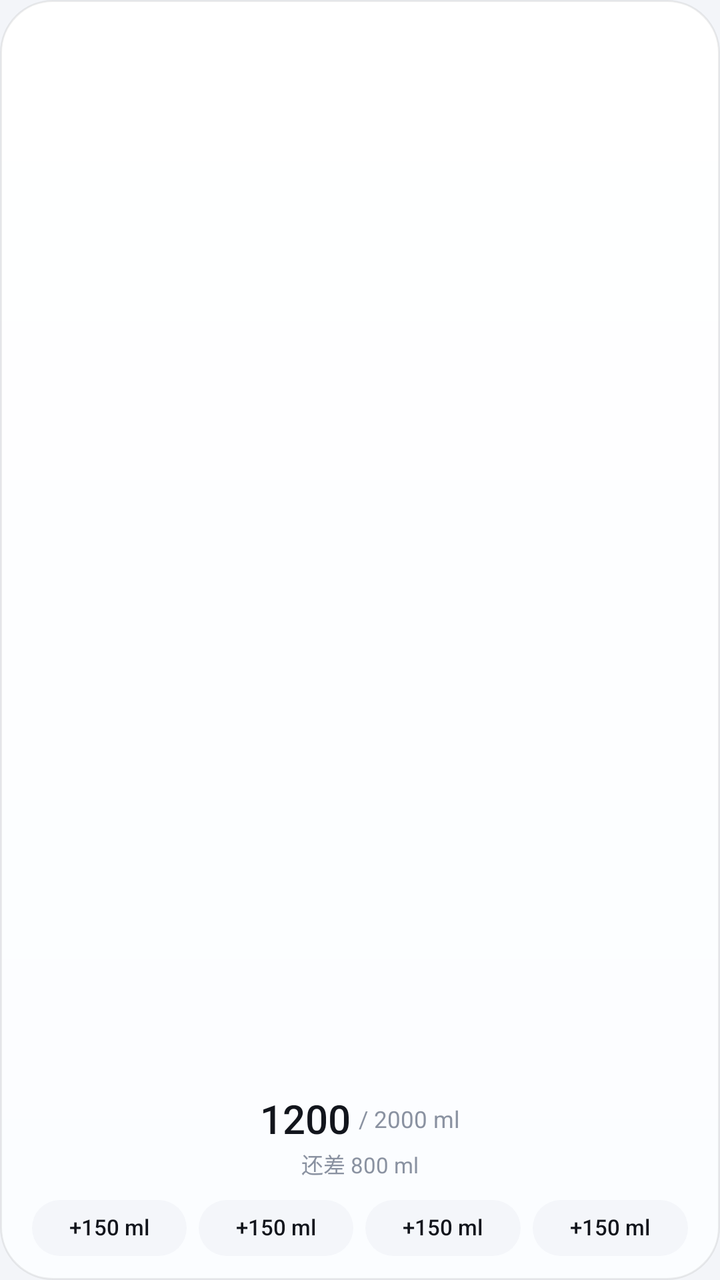
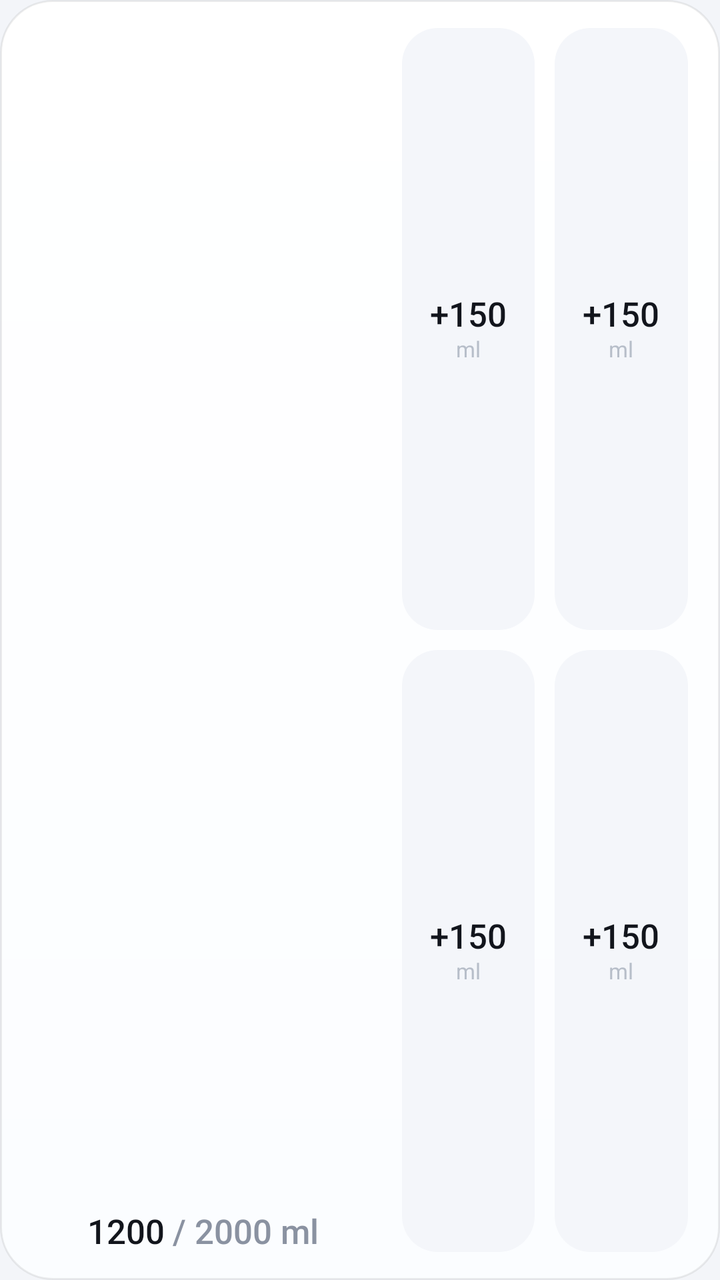

An Android layout rendered at two revisions. The XML below is the earlier revision; the diff shows what the commit changed to produce the second picture.
<!-- AndroidManifest.xml: application theme Theme.DrinkToday -->
<!-- res/layout/widget_drink.xml -->
<?xml version="1.0" encoding="utf-8"?>
<LinearLayout xmlns:android="http://schemas.android.com/apk/res/android"
    android:layout_width="match_parent"
    android:layout_height="match_parent"
    android:background="@drawable/bg_widget"
    android:orientation="vertical"
    android:paddingStart="16dp"
    android:paddingTop="14dp"
    android:paddingEnd="16dp"
    android:paddingBottom="12dp">

    
    <FrameLayout
        android:id="@+id/widgetCupArea"
        android:layout_width="match_parent"
        android:layout_height="0dp"
        android:layout_weight="1"
        android:minHeight="86dp">

        <ImageView
            android:id="@+id/widgetCup"
            android:layout_width="match_parent"
            android:layout_height="match_parent"
            android:contentDescription="@string/widget_open_app"
            android:scaleType="fitCenter" />
    </FrameLayout>

    <LinearLayout
        android:id="@+id/widgetInfo"
        android:layout_width="match_parent"
        android:layout_height="wrap_content"
        android:layout_marginTop="10dp"
        android:gravity="center"
        android:orientation="horizontal">

        <TextView
            android:id="@+id/widgetTotal"
            android:layout_width="wrap_content"
            android:layout_height="wrap_content"
            android:fontFamily="sans-serif-medium"
            android:fontFeatureSettings="tnum"
            android:includeFontPadding="false"
            android:text="@string/widget_total_preview"
            android:textColor="@color/text_primary"
            android:textSize="20sp" />

        <TextView
            android:id="@+id/widgetGoal"
            android:layout_width="wrap_content"
            android:layout_height="wrap_content"
            android:layout_marginStart="4dp"
            android:includeFontPadding="false"
            android:text="@string/widget_goal_preview"
            android:textColor="@color/text_secondary"
            android:textSize="11.5sp" />
    </LinearLayout>

    <TextView
        android:id="@+id/widgetHint"
        android:layout_width="match_parent"
        android:layout_height="wrap_content"
        android:layout_marginTop="2dp"
        android:gravity="center_horizontal"
        android:includeFontPadding="false"
        android:maxLines="1"
        android:text="@string/widget_hint_preview"
        android:textColor="@color/text_secondary"
        android:textSize="11sp" />

    <LinearLayout
        android:id="@+id/widgetButtons"
        android:layout_width="match_parent"
        android:layout_height="28dp"
        android:layout_marginTop="10dp"
        android:baselineAligned="false"
        android:orientation="horizontal">

        <TextView
            android:id="@+id/widgetBtn1"
            android:layout_width="0dp"
            android:layout_height="match_parent"
            android:layout_weight="1"
            android:autoSizeMaxTextSize="11sp"
            android:autoSizeMinTextSize="9sp"
            android:autoSizeTextType="uniform"
            android:background="@drawable/bg_widget_chip"
            android:fontFamily="sans-serif-medium"
            android:gravity="center"
            android:includeFontPadding="false"
            android:maxLines="1"
            android:text="@string/widget_add_preview"
            android:textColor="@color/text_primary"
            android:textSize="11sp" />

        <TextView
            android:id="@+id/widgetBtn2"
            android:layout_width="0dp"
            android:layout_height="match_parent"
            android:layout_marginStart="6dp"
            android:layout_weight="1"
            android:autoSizeMaxTextSize="11sp"
            android:autoSizeMinTextSize="9sp"
            android:autoSizeTextType="uniform"
            android:background="@drawable/bg_widget_chip"
            android:fontFamily="sans-serif-medium"
            android:gravity="center"
            android:includeFontPadding="false"
            android:maxLines="1"
            android:text="@string/widget_add_preview"
            android:textColor="@color/text_primary"
            android:textSize="11sp" />

        <TextView
            android:id="@+id/widgetBtn3"
            android:layout_width="0dp"
            android:layout_height="match_parent"
            android:layout_marginStart="6dp"
            android:layout_weight="1"
            android:autoSizeMaxTextSize="11sp"
            android:autoSizeMinTextSize="9sp"
            android:autoSizeTextType="uniform"
            android:background="@drawable/bg_widget_chip"
            android:fontFamily="sans-serif-medium"
            android:gravity="center"
            android:includeFontPadding="false"
            android:maxLines="1"
            android:text="@string/widget_add_preview"
            android:textColor="@color/text_primary"
            android:textSize="11sp" />

        <TextView
            android:id="@+id/widgetBtn4"
            android:layout_width="0dp"
            android:layout_height="match_parent"
            android:layout_marginStart="6dp"
            android:layout_weight="1"
            android:autoSizeMaxTextSize="11sp"
            android:autoSizeMinTextSize="9sp"
            android:autoSizeTextType="uniform"
            android:background="@drawable/bg_widget_chip"
            android:fontFamily="sans-serif-medium"
            android:gravity="center"
            android:includeFontPadding="false"
            android:maxLines="1"
            android:text="@string/widget_add_preview"
            android:textColor="@color/text_primary"
            android:textSize="11sp" />
    </LinearLayout>
</LinearLayout>
<!-- resources referenced by this layout -->
<resources>
  <color name="text_primary">#12151C</color>
  <color name="text_secondary">#8A92A1</color>
  <!-- drawable bg_widget (drawable) -->
  <?xml version="1.0" encoding="utf-8"?>
  <shape xmlns:android="http://schemas.android.com/apk/res/android" android:shape="rectangle">
      <gradient
          android:angle="270"
          android:endColor="#FFFBFDFF"
          android:startColor="#FFFFFFFF" />
      <corners android:radius="26dp" />
      <stroke
          android:width="1dp"
          android:color="#12000000" />
  </shape>
  <!-- drawable bg_widget_chip (drawable) -->
  <?xml version="1.0" encoding="utf-8"?>
  <shape xmlns:android="http://schemas.android.com/apk/res/android" android:shape="rectangle">
      <solid android:color="#F4F6FA" />
      <corners android:radius="15dp" />
  </shape>
  <string name="widget_add_preview">+150 ml</string>
  <string name="widget_goal_preview">/ 2000 ml</string>
  <string name="widget_hint_preview">还差 800 ml</string>
  <string name="widget_open_app">打开今天喝水了吗</string>
  <string name="widget_total_preview">1200</string>
  <style name="Theme.DrinkToday" parent="Theme.DrinkToday.Base" />
  <style name="Theme.DrinkToday.Base" parent="Theme.AppCompat.Light.NoActionBar">
          <item name="android:windowBackground">@color/bg</item>
          <item name="android:statusBarColor">@android:color/transparent</item>
          <item name="android:navigationBarColor">@android:color/transparent</item>
          <item name="android:windowLightStatusBar">true</item>
          <item name="android:windowDrawsSystemBarBackgrounds">true</item>
          <item name="colorAccent">@color/accent</item>
          <item name="android:textColorPrimary">@color/text_primary</item>
          <item name="android:fontFamily">sans-serif</item>
      </style>
  <color name="bg">#F3F5F9</color>
  <color name="accent">#3482FF</color>
</resources>

<!-- the commit's change to res/layout/widget_drink.xml (unified diff, before → after) -->
@@ -3,147 +3,235 @@
     android:layout_width="match_parent"
     android:layout_height="match_parent"
     android:background="@drawable/bg_widget"
-    android:orientation="vertical"
+    android:baselineAligned="false"
+    android:gravity="center_vertical"
+    android:orientation="horizontal"
     android:paddingStart="16dp"
     android:paddingTop="14dp"
     android:paddingEnd="16dp"
-    android:paddingBottom="12dp">
+    android:paddingBottom="14dp">
 
     
-    <FrameLayout
-        android:id="@+id/widgetCupArea"
-        android:layout_width="match_parent"
-        android:layout_height="0dp"
-        android:layout_weight="1"
-        android:minHeight="86dp">
-
-        <ImageView
-            android:id="@+id/widgetCup"
+    <LinearLayout
+        android:layout_width="0dp"
+        android:layout_height="match_parent"
+        android:layout_weight="1.2"
+        android:gravity="center_horizontal"
+        android:orientation="vertical">
+
+        <FrameLayout
+            android:id="@+id/widgetCupArea"
             android:layout_width="match_parent"
-            android:layout_height="match_parent"
-            android:contentDescription="@string/widget_open_app"
-            android:scaleType="fitCenter" />
-    </FrameLayout>
-
-    <LinearLayout
-        android:id="@+id/widgetInfo"
-        android:layout_width="match_parent"
-        android:layout_height="wrap_content"
-        android:layout_marginTop="10dp"
-        android:gravity="center"
-        android:orientation="horizontal">
-
-        <TextView
-            android:id="@+id/widgetTotal"
+            android:layout_height="0dp"
+            android:layout_weight="1"
+            android:minHeight="84dp">
+
+            <ImageView
+                android:id="@+id/widgetCup"
+                android:layout_width="match_parent"
+                android:layout_height="match_parent"
+                android:contentDescription="@string/widget_open_app"
+                android:scaleType="fitCenter" />
+        </FrameLayout>
+
+        <LinearLayout
+            android:id="@+id/widgetInfo"
             android:layout_width="wrap_content"
             android:layout_height="wrap_content"
-            android:fontFamily="sans-serif-medium"
-            android:fontFeatureSettings="tnum"
-            android:includeFontPadding="false"
-            android:text="@string/widget_total_preview"
-            android:textColor="@color/text_primary"
-            android:textSize="20sp" />
-
-        <TextView
-            android:id="@+id/widgetGoal"
-            android:layout_width="wrap_content"
-            android:layout_height="wrap_content"
-            android:layout_marginStart="4dp"
-            android:includeFontPadding="false"
-            android:text="@string/widget_goal_preview"
-            android:textColor="@color/text_secondary"
-            android:textSize="11.5sp" />
+            android:layout_marginTop="8dp"
+            android:gravity="center"
+            android:orientation="horizontal">
+
+            <TextView
+                android:id="@+id/widgetTotal"
+                android:layout_width="wrap_content"
+                android:layout_height="wrap_content"
+                android:fontFamily="sans-serif-medium"
+                android:fontFeatureSettings="tnum"
+                android:includeFontPadding="false"
+                android:text="@string/widget_total_preview"
+                android:textColor="@color/text_primary"
+                android:textSize="17sp" />
+
+            <TextView
+                android:id="@+id/widgetGoal"
+                android:layout_width="wrap_content"
+                android:layout_height="wrap_content"
+                android:layout_marginStart="4dp"
+                android:fontFamily="sans-serif-medium"
+                android:fontFeatureSettings="tnum"
+                android:includeFontPadding="false"
+                android:text="@string/widget_goal_preview"
+                android:textColor="@color/text_secondary"
+                android:textSize="17sp" />
+        </LinearLayout>
     </LinearLayout>
 
-    <TextView
-        android:id="@+id/widgetHint"
-        android:layout_width="match_parent"
-        android:layout_height="wrap_content"
-        android:layout_marginTop="2dp"
-        android:gravity="center_horizontal"
-        android:includeFontPadding="false"
-        android:maxLines="1"
-        android:text="@string/widget_hint_preview"
-        android:textColor="@color/text_secondary"
-        android:textSize="11sp" />
-
+    
     <LinearLayout
-        android:id="@+id/widgetButtons"
-        android:layout_width="match_parent"
-        android:layout_height="28dp"
-        android:layout_marginTop="10dp"
-        android:baselineAligned="false"
-        android:orientation="horizontal">
-
-        <TextView
-            android:id="@+id/widgetBtn1"
-            android:layout_width="0dp"
-            android:layout_height="match_parent"
+        android:layout_width="0dp"
+        android:layout_height="match_parent"
+        android:layout_marginStart="14dp"
+        android:layout_weight="1"
+        android:orientation="vertical">
+
+        <LinearLayout
+            android:layout_width="match_parent"
+            android:layout_height="0dp"
             android:layout_weight="1"
-            android:autoSizeMaxTextSize="11sp"
-            android:autoSizeMinTextSize="9sp"
-            android:autoSizeTextType="uniform"
-            android:background="@drawable/bg_widget_chip"
-            android:fontFamily="sans-serif-medium"
-            android:gravity="center"
-            android:includeFontPadding="false"
-            android:maxLines="1"
-            android:text="@string/widget_add_preview"
-            android:textColor="@color/text_primary"
-            android:textSize="11sp" />
-
-        <TextView
-            android:id="@+id/widgetBtn2"
-            android:layout_width="0dp"
-            android:layout_height="match_parent"
-            android:layout_marginStart="6dp"
+            android:baselineAligned="false"
+            android:orientation="horizontal">
+
+            <LinearLayout
+                android:id="@+id/widgetBtn1"
+                android:layout_width="0dp"
+                android:layout_height="match_parent"
+                android:layout_weight="1"
+                android:background="@drawable/bg_widget_chip"
+                android:gravity="center"
+                android:orientation="vertical">
+
+                <TextView
+                    android:id="@+id/widgetBtn1Value"
+                    android:layout_width="wrap_content"
+                    android:layout_height="wrap_content"
+                    android:autoSizeMaxTextSize="17sp"
+                    android:autoSizeMinTextSize="11sp"
+                    android:autoSizeTextType="uniform"
+                    android:fontFamily="sans-serif-medium"
+                    android:fontFeatureSettings="tnum"
+                    android:gravity="center"
+                    android:includeFontPadding="false"
+                    android:maxLines="1"
+                    android:text="@string/widget_add_value_preview"
+                    android:textColor="@color/text_primary"
+                    android:textSize="17sp" />
+
+                <TextView
+                    android:layout_width="wrap_content"
+                    android:layout_height="wrap_content"
+                    android:layout_marginTop="1dp"
+                    android:includeFontPadding="false"
+                    android:text="@string/unit_ml"
+                    android:textColor="@color/text_tertiary"
+                    android:textSize="11sp" />
+            </LinearLayout>
+
+            <LinearLayout
+                android:id="@+id/widgetBtn2"
+                android:layout_width="0dp"
+                android:layout_height="match_parent"
+                android:layout_weight="1"
+                android:layout_marginStart="10dp"
+                android:background="@drawable/bg_widget_chip"
+                android:gravity="center"
+                android:orientation="vertical">
+
+                <TextView
+                    android:id="@+id/widgetBtn2Value"
+                    android:layout_width="wrap_content"
+                    android:layout_height="wrap_content"
+                    android:autoSizeMaxTextSize="17sp"
+                    android:autoSizeMinTextSize="11sp"
+                    android:autoSizeTextType="uniform"
+                    android:fontFamily="sans-serif-medium"
+                    android:fontFeatureSettings="tnum"
+                    android:gravity="center"
+                    android:includeFontPadding="false"
+                    android:maxLines="1"
+                    android:text="@string/widget_add_value_preview"
+                    android:textColor="@color/text_primary"
+                    android:textSize="17sp" />
+
+                <TextView
+                    android:layout_width="wrap_content"
+                    android:layout_height="wrap_content"
+                    android:layout_marginTop="1dp"
+                    android:includeFontPadding="false"
+                    android:text="@string/unit_ml"
+                    android:textColor="@color/text_tertiary"
+                    android:textSize="11sp" />
+            </LinearLayout>
+        </LinearLayout>
+
+        <LinearLayout
+            android:layout_width="match_parent"
+            android:layout_height="0dp"
+            android:layout_marginTop="10dp"
             android:layout_weight="1"
-            android:autoSizeMaxTextSize="11sp"
-            android:autoSizeMinTextSize="9sp"
-            android:autoSizeTextType="uniform"
-            android:background="@drawable/bg_widget_chip"
-            android:fontFamily="sans-serif-medium"
-            android:gravity="center"
-            android:includeFontPadding="false"
-            android:maxLines="1"
-            android:text="@string/widget_add_preview"
-            android:textColor="@color/text_primary"
-            android:textSize="11sp" />
-
-        <TextView
-            android:id="@+id/widgetBtn3"
-            android:layout_width="0dp"
-            android:layout_height="match_parent"
-            android:layout_marginStart="6dp"
-            android:layout_weight="1"
-            android:autoSizeMaxTextSize="11sp"
-            android:autoSizeMinTextSize="9sp"
-            android:autoSizeTextType="uniform"
-            android:background="@drawable/bg_widget_chip"
-            android:fontFamily="sans-serif-medium"
-            android:gravity="center"
-            android:includeFontPadding="false"
-            android:maxLines="1"
-            android:text="@string/widget_add_preview"
-            android:textColor="@color/text_primary"
-            android:textSize="11sp" />
-
-        <TextView
-            android:id="@+id/widgetBtn4"
-            android:layout_width="0dp"
-            android:layout_height="match_parent"
-            android:layout_marginStart="6dp"
-            android:layout_weight="1"
-            android:autoSizeMaxTextSize="11sp"
-            android:autoSizeMinTextSize="9sp"
-            android:autoSizeTextType="uniform"
-            android:background="@drawable/bg_widget_chip"
-            android:fontFamily="sans-serif-medium"
-            android:gravity="center"
-            android:includeFontPadding="false"
-            android:maxLines="1"
-            android:text="@string/widget_add_preview"
-            android:textColor="@color/text_primary"
-            android:textSize="11sp" />
+            android:baselineAligned="false"
+            android:orientation="horizontal">
+
+            <LinearLayout
+                android:id="@+id/widgetBtn3"
+                android:layout_width="0dp"
+                android:layout_height="match_parent"
+                android:layout_weight="1"
+                android:background="@drawable/bg_widget_chip"
+                android:gravity="center"
+                android:orientation="vertical">
+
+                <TextView
+                    android:id="@+id/widgetBtn3Value"
+                    android:layout_width="wrap_content"
+                    android:layout_height="wrap_content"
+                    android:autoSizeMaxTextSize="17sp"
+                    android:autoSizeMinTextSize="11sp"
+                    android:autoSizeTextType="uniform"
+                    android:fontFamily="sans-serif-medium"
+                    android:fontFeatureSettings="tnum"
+                    android:gravity="center"
+                    android:includeFontPadding="false"
+                    android:maxLines="1"
+                    android:text="@string/widget_add_value_preview"
+                    android:textColor="@color/text_primary"
+                    android:textSize="17sp" />
+
+                <TextView
+                    android:layout_width="wrap_content"
+                    android:layout_height="wrap_content"
+                    android:layout_marginTop="1dp"
+                    android:includeFontPadding="false"
+                    android:text="@string/unit_ml"
+                    android:textColor="@color/text_tertiary"
+                    android:textSize="11sp" />
+            </LinearLayout>
+
+            <LinearLayout
+                android:id="@+id/widgetBtn4"
+                android:layout_width="0dp"
+                android:layout_height="match_parent"
+                android:layout_weight="1"
+                android:layout_marginStart="10dp"
+                android:background="@drawable/bg_widget_chip"
+                android:gravity="center"
+                android:orientation="vertical">
+
+                <TextView
+                    android:id="@+id/widgetBtn4Value"
+                    android:layout_width="wrap_content"
+                    android:layout_height="wrap_content"
+                    android:autoSizeMaxTextSize="17sp"
+                    android:autoSizeMinTextSize="11sp"
+                    android:autoSizeTextType="uniform"
+                    android:fontFamily="sans-serif-medium"
+                    android:fontFeatureSettings="tnum"
+                    android:gravity="center"
+                    android:includeFontPadding="false"
+                    android:maxLines="1"
+                    android:text="@string/widget_add_value_preview"
+                    android:textColor="@color/text_primary"
+                    android:textSize="17sp" />
+
+                <TextView
+                    android:layout_width="wrap_content"
+                    android:layout_height="wrap_content"
+                    android:layout_marginTop="1dp"
+                    android:includeFontPadding="false"
+                    android:text="@string/unit_ml"
+                    android:textColor="@color/text_tertiary"
+                    android:textSize="11sp" />
+            </LinearLayout>
+        </LinearLayout>
     </LinearLayout>
 </LinearLayout>
<!-- resource entries referenced after the edit -->
@@ -2,6 +2,7 @@
 <resources>
   <color name="text_primary">#12151C</color>
   <color name="text_secondary">#8A92A1</color>
+  <color name="text_tertiary">#B7BEC9</color>
   <!-- drawable bg_widget (drawable) -->
   <?xml version="1.0" encoding="utf-8"?>
   <shape xmlns:android="http://schemas.android.com/apk/res/android" android:shape="rectangle">
@@ -18,11 +19,11 @@
   <?xml version="1.0" encoding="utf-8"?>
   <shape xmlns:android="http://schemas.android.com/apk/res/android" android:shape="rectangle">
       <solid android:color="#F4F6FA" />
-      <corners android:radius="15dp" />
+      <corners android:radius="18dp" />
   </shape>
-  <string name="widget_add_preview">+150 ml</string>
+  <string name="unit_ml">ml</string>
+  <string name="widget_add_value_preview">+150</string>
   <string name="widget_goal_preview">/ 2000 ml</string>
-  <string name="widget_hint_preview">还差 800 ml</string>
   <string name="widget_open_app">打开今天喝水了吗</string>
   <string name="widget_total_preview">1200</string>
   <style name="Theme.DrinkToday" parent="Theme.DrinkToday.Base" />
